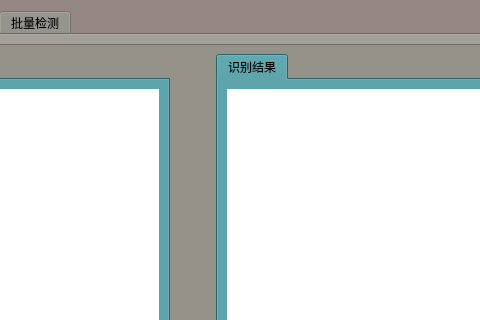
Above: develop.ui from cgsdfc/object-detection-ui before the change; both pictures show x 178 to 658 and y 0 to 320 of the 742 by 424 pixel window. Below: the same form after it.
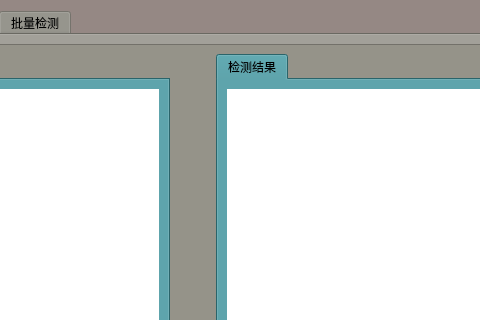
That is the form after the change. The open tabs and pages were chosen to show the change.

```diff
--- a/develop.ui
+++ b/develop.ui
@@ -6663,7 +6663,7 @@
                 </property>
                 <widget class="QWidget" name="tab_8">
                  <attribute name="title">
-                  <string>识别结果</string>
+                  <string>检测结果</string>
                  </attribute>
                  <layout class="QHBoxLayout" name="horizontalLayout_15">
                   <item>
```
Left out of the diff: 2 changed lines with no effect on the pictures.
